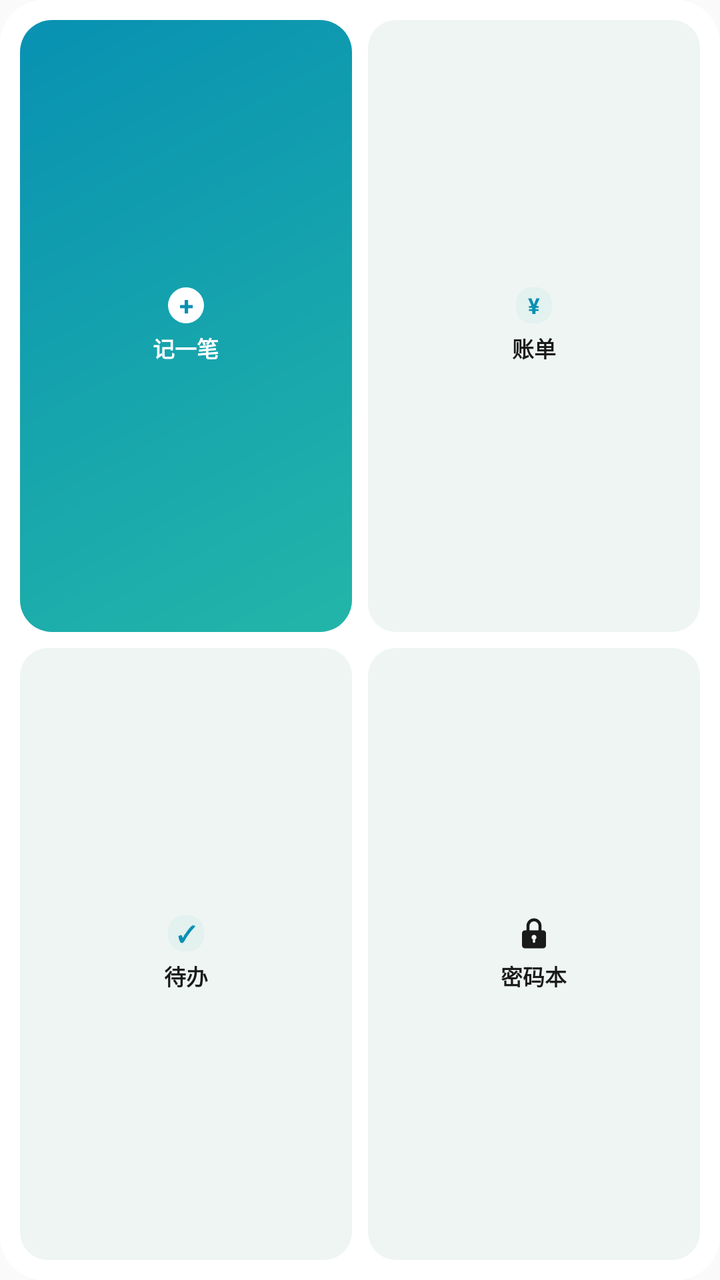
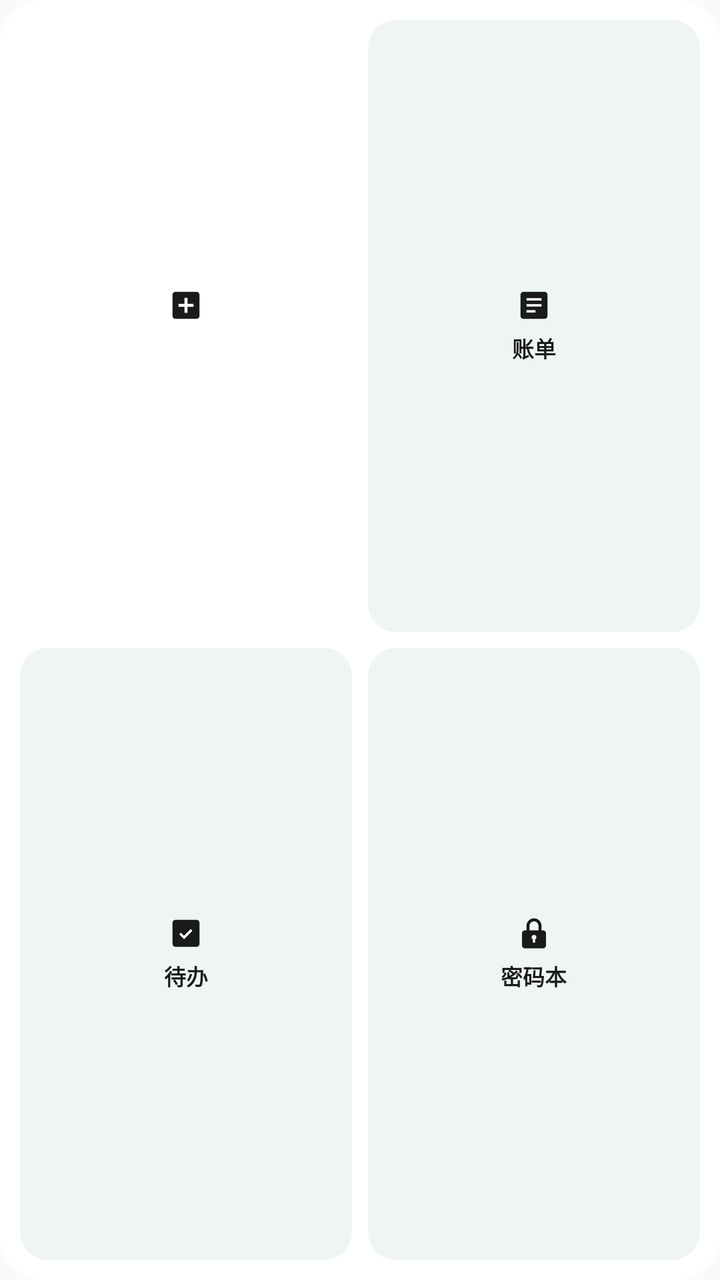

An Android layout rendered at two revisions. The XML below is the earlier revision; the diff shows what the commit changed to produce the second picture.
<!-- AndroidManifest.xml: application theme Theme.PalmNote -->
<!-- res/layout/widget_shortcuts_unified.xml -->
<?xml version="1.0" encoding="utf-8"?>
<LinearLayout xmlns:android="http://schemas.android.com/apk/res/android"
    android:id="@+id/widget_layout"
    android:layout_width="match_parent"
    android:layout_height="match_parent"
    android:orientation="vertical"
    android:padding="10dp"
    android:background="@drawable/widget_card_round">

    <LinearLayout
        android:layout_width="match_parent"
        android:layout_height="0dp"
        android:layout_weight="1"
        android:orientation="horizontal">

        <LinearLayout
            android:id="@+id/widget_sc_add"
            android:contentDescription="@string/widget_add_bill"
            android:layout_width="0dp"
            android:layout_height="match_parent"
            android:layout_weight="1"
            android:orientation="vertical"
            android:gravity="center"
            android:background="@drawable/widget_card_teal">

            <TextView
                android:layout_width="18dp"
                android:layout_height="18dp"
                android:text="+"
                android:textSize="13sp"
                android:textStyle="bold"
                android:textColor="@color/widget_v2_accent"
                android:gravity="center"
                android:background="@drawable/widget_circle_white" />

            <TextView
                android:layout_width="wrap_content"
                android:layout_height="wrap_content"
                android:layout_marginTop="4dp"
                android:text="@string/widget_add_bill"
                android:textSize="11sp"
                android:textStyle="bold"
                android:textColor="#FFFFFF"
                android:singleLine="true" />
        </LinearLayout>

        <LinearLayout
            android:id="@+id/widget_sc_bill"
            android:contentDescription="@string/widget_shortcut_bills"
            android:layout_width="0dp"
            android:layout_height="match_parent"
            android:layout_weight="1"
            android:orientation="vertical"
            android:gravity="center"
            android:background="@drawable/widget_soft_card"
            android:layout_marginStart="8dp">

            <TextView
                android:layout_width="18dp"
                android:layout_height="18dp"
                android:text="¥"
                android:textSize="11sp"
                android:textStyle="bold"
                android:textColor="@color/widget_v2_accent"
                android:gravity="center"
                android:background="@drawable/widget_chip_soft_cyan" />

            <TextView
                android:layout_width="wrap_content"
                android:layout_height="wrap_content"
                android:layout_marginTop="4dp"
                android:text="@string/widget_shortcut_bills"
                android:textSize="11sp"
                android:textStyle="bold"
                android:textColor="@color/widget_v2_text_primary"
                android:singleLine="true" />
        </LinearLayout>
    </LinearLayout>

    <LinearLayout
        android:layout_width="match_parent"
        android:layout_height="0dp"
        android:layout_weight="1"
        android:orientation="horizontal"
        android:layout_marginTop="8dp">

        <LinearLayout
            android:id="@+id/widget_sc_todo"
            android:contentDescription="@string/widget_todos_label"
            android:layout_width="0dp"
            android:layout_height="match_parent"
            android:layout_weight="1"
            android:orientation="vertical"
            android:gravity="center"
            android:background="@drawable/widget_soft_card">

            <TextView
                android:layout_width="18dp"
                android:layout_height="18dp"
                android:text="✓"
                android:textSize="11sp"
                android:textStyle="bold"
                android:textColor="@color/widget_v2_accent"
                android:gravity="center"
                android:background="@drawable/widget_chip_soft_cyan" />

            <TextView
                android:layout_width="wrap_content"
                android:layout_height="wrap_content"
                android:layout_marginTop="4dp"
                android:text="@string/widget_todos_label"
                android:textSize="11sp"
                android:textStyle="bold"
                android:textColor="@color/widget_v2_text_primary"
                android:singleLine="true" />
        </LinearLayout>

        <LinearLayout
            android:id="@+id/widget_sc_vault"
            android:contentDescription="@string/widget_vault_title"
            android:layout_width="0dp"
            android:layout_height="match_parent"
            android:layout_weight="1"
            android:orientation="vertical"
            android:gravity="center"
            android:background="@drawable/widget_soft_card"
            android:layout_marginStart="8dp">

            <ImageView
                android:layout_width="18dp"
                android:layout_height="18dp"
                android:src="@drawable/widget_ic_lock_dark"
                android:contentDescription="@null" />

            <TextView
                android:layout_width="wrap_content"
                android:layout_height="wrap_content"
                android:layout_marginTop="4dp"
                android:text="@string/widget_vault_title"
                android:textSize="11sp"
                android:textStyle="bold"
                android:textColor="@color/widget_v2_text_primary"
                android:singleLine="true" />
        </LinearLayout>
    </LinearLayout>

</LinearLayout>
<!-- resources referenced by this layout -->
<resources>
  <color name="widget_v2_accent">#FF0891B2</color>
  <color name="widget_v2_text_primary">#FF1A1A1A</color>
  <!-- drawable widget_card_round (drawable) -->
  <?xml version="1.0" encoding="utf-8"?>
  <shape xmlns:android="http://schemas.android.com/apk/res/android" android:shape="rectangle">
      <solid android:color="@color/widget_v2_card_bg" />
      <corners android:radius="22dp" />
  </shape>
  <!-- drawable widget_card_teal (drawable) -->
  <?xml version="1.0" encoding="utf-8"?>
  <shape xmlns:android="http://schemas.android.com/apk/res/android" android:shape="rectangle">
      <gradient
          android:angle="135"
          android:startColor="#23B5A9"
          android:endColor="#0891B2" />
      <corners android:radius="16dp" />
  </shape>
  <!-- drawable widget_chip_soft_cyan (drawable) -->
  <?xml version="1.0" encoding="utf-8"?>
  <shape xmlns:android="http://schemas.android.com/apk/res/android" android:shape="rectangle">
      <solid android:color="@color/widget_v2_pill_soft" />
      <corners android:radius="8dp" />
  </shape>
  <!-- drawable widget_circle_white (drawable) -->
  <?xml version="1.0" encoding="utf-8"?>
  <shape xmlns:android="http://schemas.android.com/apk/res/android" android:shape="oval">
      <solid android:color="#FFFFFF" />
  </shape>
  <!-- drawable widget_ic_lock_dark (drawable) -->
  <?xml version="1.0" encoding="utf-8"?>
  <vector xmlns:android="http://schemas.android.com/apk/res/android"
      android:width="24dp"
      android:height="24dp"
      android:viewportWidth="24"
      android:viewportHeight="24">
      <path
          android:fillColor="#1A1A1A"
          android:pathData="M12,2a5,5 0 0,1 5,5v3h1a2,2 0 0,1 2,2v8a2,2 0 0,1 -2,2H6a2,2 0 0,1 -2,-2v-8a2,2 0 0,1 2,-2h1V7a5,5 0 0,1 5,-5zM12,4a3,3 0 0,0 -3,3v3h6V7a3,3 0 0,0 -3,-3zM12,13a1.6,1.6 0 0,0 -0.8,3v1.6a0.8,0.8 0 0,0 1.6,0V16a1.6,1.6 0 0,0 -0.8,-3z" />
  </vector>
  <!-- drawable widget_soft_card (drawable) -->
  <?xml version="1.0" encoding="utf-8"?>
  <shape xmlns:android="http://schemas.android.com/apk/res/android" android:shape="rectangle">
      <solid android:color="@color/widget_v2_soft_mint" />
      <corners android:radius="14dp" />
  </shape>
  <string name="widget_add_bill">记一笔</string>
  <string name="widget_shortcut_bills">账单</string>
  <string name="widget_todos_label">待办</string>
  <string name="widget_vault_title">密码本</string>
  <style name="Theme.PalmNote" parent="Theme.AppCompat.DayNight.NoActionBar">
          <item name="android:statusBarColor">@android:color/transparent</item>
          <item name="android:navigationBarColor">@android:color/transparent</item>
          <item name="android:windowLightStatusBar">true</item>
      </style>
  <color name="widget_v2_card_bg">#FFFFFFFF</color>
  <color name="widget_v2_pill_soft">#FFE3F1EF</color>
  <color name="widget_v2_soft_mint">#FFEEF5F3</color>
</resources>

<!-- the commit's change to res/layout/widget_shortcuts_unified.xml (unified diff, before → after) -->
@@ -13,25 +13,32 @@
         android:layout_weight="1"
         android:orientation="horizontal">
 
-        <LinearLayout
+        <FrameLayout
             android:id="@+id/widget_sc_add"
             android:contentDescription="@string/widget_add_bill"
             android:layout_width="0dp"
             android:layout_height="match_parent"
-            android:layout_weight="1"
-            android:orientation="vertical"
-            android:gravity="center"
-            android:background="@drawable/widget_card_teal">
+            android:layout_weight="1">
 
-            <TextView
+            <ImageView
+                android:id="@+id/widget_sc_add_bg"
+                android:layout_width="match_parent"
+                android:layout_height="match_parent"
+                android:src="@drawable/widget_shape_card"
+                android:contentDescription="@null" />
+
+            <LinearLayout
+                android:contentDescription="@string/widget_add_bill"
+                android:layout_width="match_parent"
+                android:layout_height="match_parent"
+                android:orientation="vertical"
+                android:gravity="center">
+
+            <ImageView
                 android:layout_width="18dp"
                 android:layout_height="18dp"
-                android:text="+"
-                android:textSize="13sp"
-                android:textStyle="bold"
-                android:textColor="@color/widget_v2_accent"
-                android:gravity="center"
-                android:background="@drawable/widget_circle_white" />
+                android:src="@drawable/widget_ic_add_square"
+                android:contentDescription="@null" />
 
             <TextView
                 android:layout_width="wrap_content"
@@ -42,7 +49,8 @@
                 android:textStyle="bold"
                 android:textColor="#FFFFFF"
                 android:singleLine="true" />
-        </LinearLayout>
+            </LinearLayout>
+        </FrameLayout>
 
         <LinearLayout
             android:id="@+id/widget_sc_bill"
@@ -55,15 +63,11 @@
             android:background="@drawable/widget_soft_card"
             android:layout_marginStart="8dp">
 
-            <TextView
+            <ImageView
                 android:layout_width="18dp"
                 android:layout_height="18dp"
-                android:text="¥"
-                android:textSize="11sp"
-                android:textStyle="bold"
-                android:textColor="@color/widget_v2_accent"
-                android:gravity="center"
-                android:background="@drawable/widget_chip_soft_cyan" />
+                android:src="@drawable/widget_ic_receipt"
+                android:contentDescription="@null" />
 
             <TextView
                 android:layout_width="wrap_content"
@@ -94,15 +98,11 @@
             android:gravity="center"
             android:background="@drawable/widget_soft_card">
 
-            <TextView
+            <ImageView
                 android:layout_width="18dp"
                 android:layout_height="18dp"
-                android:text="✓"
-                android:textSize="11sp"
-                android:textStyle="bold"
-                android:textColor="@color/widget_v2_accent"
-                android:gravity="center"
-                android:background="@drawable/widget_chip_soft_cyan" />
+                android:src="@drawable/widget_ic_check_square"
+                android:contentDescription="@null" />
 
             <TextView
                 android:layout_width="wrap_content"
<!-- resource entries referenced after the edit -->
@@ -1,6 +1,5 @@
 <!-- resources referenced by this layout -->
 <resources>
-  <color name="widget_v2_accent">#FF0891B2</color>
   <color name="widget_v2_text_primary">#FF1A1A1A</color>
   <!-- drawable widget_card_round (drawable) -->
   <?xml version="1.0" encoding="utf-8"?>
@@ -8,26 +7,34 @@
       <solid android:color="@color/widget_v2_card_bg" />
       <corners android:radius="22dp" />
   </shape>
-  <!-- drawable widget_card_teal (drawable) -->
+  <!-- drawable widget_ic_add_square (drawable) -->
   <?xml version="1.0" encoding="utf-8"?>
-  <shape xmlns:android="http://schemas.android.com/apk/res/android" android:shape="rectangle">
-      <gradient
-          android:angle="135"
-          android:startColor="#23B5A9"
-          android:endColor="#0891B2" />
-      <corners android:radius="16dp" />
-  </shape>
-  <!-- drawable widget_chip_soft_cyan (drawable) -->
+  <vector xmlns:android="http://schemas.android.com/apk/res/android"
+      android:width="24dp"
+      android:height="24dp"
+      android:viewportWidth="24"
+      android:viewportHeight="24">
+      <path
+          android:fillColor="#1A1A1A"
+          android:pathData="M5,3h14a2,2 0 0,1 2,2v14a2,2 0 0,1 -2,2H5a2,2 0 0,1 -2,-2V5a2,2 0 0,1 2,-2z" />
+      <path
+          android:fillColor="#FFFFFF"
+          android:pathData="M11,7h2v4h4v2h-4v4h-2v-4H7v-2h4z" />
+  </vector>
+  <!-- drawable widget_ic_check_square (drawable) -->
   <?xml version="1.0" encoding="utf-8"?>
-  <shape xmlns:android="http://schemas.android.com/apk/res/android" android:shape="rectangle">
-      <solid android:color="@color/widget_v2_pill_soft" />
-      <corners android:radius="8dp" />
-  </shape>
-  <!-- drawable widget_circle_white (drawable) -->
-  <?xml version="1.0" encoding="utf-8"?>
-  <shape xmlns:android="http://schemas.android.com/apk/res/android" android:shape="oval">
-      <solid android:color="#FFFFFF" />
-  </shape>
+  <vector xmlns:android="http://schemas.android.com/apk/res/android"
+      android:width="24dp"
+      android:height="24dp"
+      android:viewportWidth="24"
+      android:viewportHeight="24">
+      <path
+          android:fillColor="#1A1A1A"
+          android:pathData="M5,3h14a2,2 0 0,1 2,2v14a2,2 0 0,1 -2,2H5a2,2 0 0,1 -2,-2V5a2,2 0 0,1 2,-2z" />
+      <path
+          android:fillColor="#FFFFFF"
+          android:pathData="M10.7,15.9l-3.2,-3.2 1.13,-1.13 2.07,2.06 4.47,-4.47 1.13,1.14z" />
+  </vector>
   <!-- drawable widget_ic_lock_dark (drawable) -->
   <?xml version="1.0" encoding="utf-8"?>
   <vector xmlns:android="http://schemas.android.com/apk/res/android"
@@ -39,6 +46,33 @@
           android:fillColor="#1A1A1A"
           android:pathData="M12,2a5,5 0 0,1 5,5v3h1a2,2 0 0,1 2,2v8a2,2 0 0,1 -2,2H6a2,2 0 0,1 -2,-2v-8a2,2 0 0,1 2,-2h1V7a5,5 0 0,1 5,-5zM12,4a3,3 0 0,0 -3,3v3h6V7a3,3 0 0,0 -3,-3zM12,13a1.6,1.6 0 0,0 -0.8,3v1.6a0.8,0.8 0 0,0 1.6,0V16a1.6,1.6 0 0,0 -0.8,-3z" />
   </vector>
+  <!-- drawable widget_ic_receipt (drawable) -->
+  <?xml version="1.0" encoding="utf-8"?>
+  <vector xmlns:android="http://schemas.android.com/apk/res/android"
+      android:width="24dp"
+      android:height="24dp"
+      android:viewportWidth="24"
+      android:viewportHeight="24">
+      <path
+          android:fillColor="#1A1A1A"
+          android:pathData="M5,3h14a2,2 0 0,1 2,2v14a2,2 0 0,1 -2,2H5a2,2 0 0,1 -2,-2V5a2,2 0 0,1 2,-2z" />
+      <path
+          android:fillColor="#FFFFFF"
+          android:pathData="M7,7.2h10v1.6H7z" />
+      <path
+          android:fillColor="#FFFFFF"
+          android:pathData="M7,11.2h10v1.6H7z" />
+      <path
+          android:fillColor="#FFFFFF"
+          android:pathData="M7,15.2h6v1.6H7z" />
+  </vector>
+  <!-- drawable widget_shape_card (drawable) -->
+  <?xml version="1.0" encoding="utf-8"?>
+  <shape xmlns:android="http://schemas.android.com/apk/res/android"
+      android:shape="rectangle">
+      <solid android:color="#FFFFFF" />
+      <corners android:radius="16dp" />
+  </shape>
   <!-- drawable widget_soft_card (drawable) -->
   <?xml version="1.0" encoding="utf-8"?>
   <shape xmlns:android="http://schemas.android.com/apk/res/android" android:shape="rectangle">
@@ -55,7 +89,6 @@
           <item name="android:windowLightStatusBar">true</item>
       </style>
   <color name="widget_v2_card_bg">#FFFFFFFF</color>
-  <color name="widget_v2_pill_soft">#FFE3F1EF</color>
   <color name="widget_v2_soft_mint">#FFEEF5F3</color>
 </resources>
 
